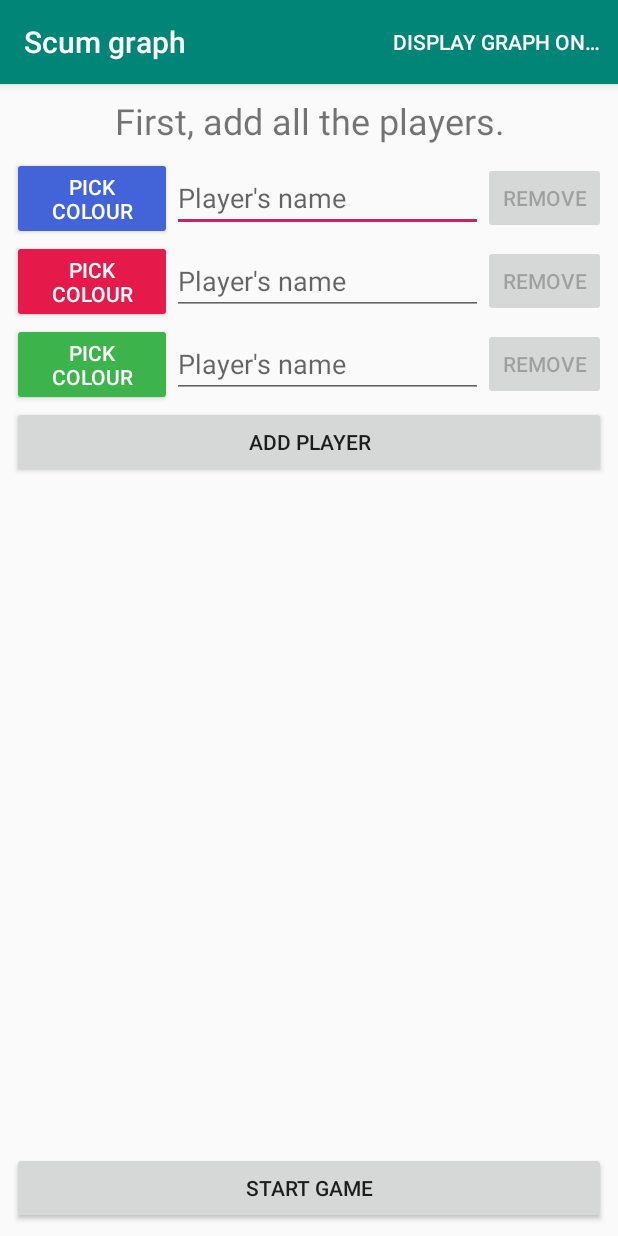
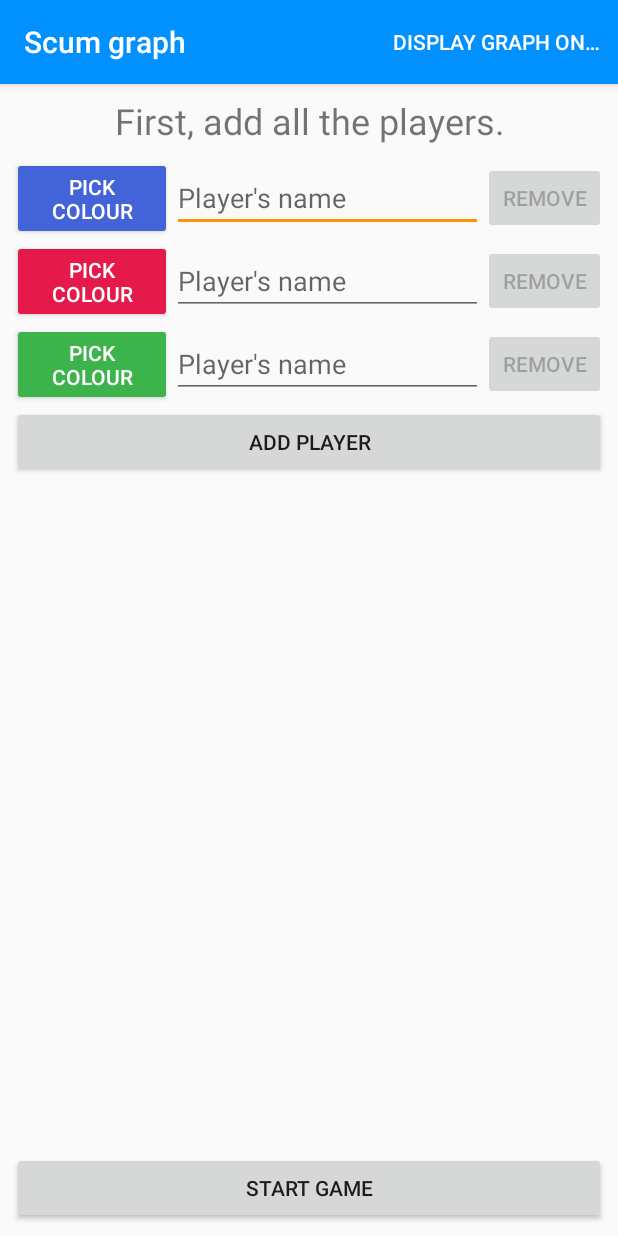
Before and after one commit to olliechick/scumgraph, an Android app: the screen it shows after launch (PlayerSelectionActivity), on a phone screen of 412 x 824 dp. Run offline under Robolectric (Android 15) with nearby library versions, the phone set to English and light mode, and no system bars; libraries missing offline, so code that uses them is left out: petrov.kristiyan.colorpicker; 6 statements that could not run were skipped.

Commit message:
Change colours to match HiVo

```diff
--- a/app/src/main/res/values/colors.xml
+++ b/app/src/main/res/values/colors.xml
@@ -1,6 +1,7 @@
 <?xml version="1.0" encoding="utf-8"?>
 <resources>
-    <color name="colorPrimary">#008577</color>
-    <color name="colorPrimaryDark">#00574B</color>
-    <color name="colorAccent">#D81B60</color>
+    <color name="colorPrimary">#0090FF</color>
+    <color name="colorPrimaryDark">#0066B4</color>
+    <color name="colorAccent">#FF9200</color>
+    <color name="colorInvalid">#FF0000</color>
 </resources>
```
